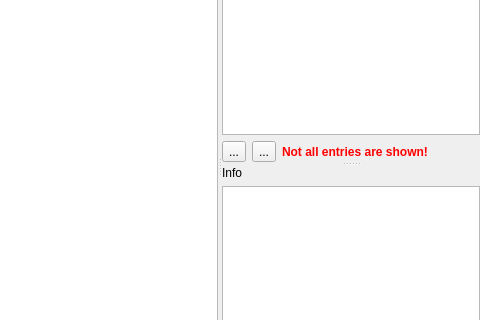
Old version of the form src/layui/layui/MarkerBrowserPage.ui in the repository KLayout/klayout; both pictures show x 170 to 650 and y 133 to 453 of the 650 by 570 pixel window.
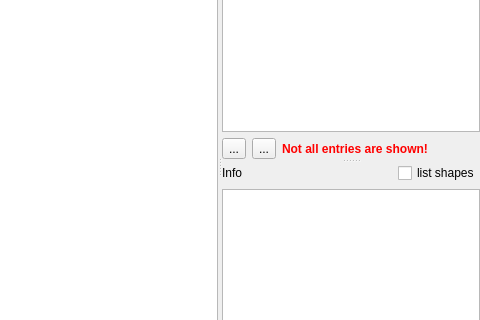
New version of the form. Icons and pictures are not drawn. Custom widgets are drawn as their Qt base class.

Commit message: Fixed issue #1430 (Add option to filter out geometric primitives from Marker Database Browser Info widget)

The edit to the form file:
```diff
--- a/src/layui/layui/MarkerBrowserPage.ui
+++ b/src/layui/layui/MarkerBrowserPage.ui
@@ -62,7 +62,7 @@
          <string>...</string>
         </property>
         <property name="icon">
-         <iconset>
+         <iconset resource="../../icons/icons.qrc">
           <normaloff>:/run_16px.png</normaloff>:/run_16px.png</iconset>
         </property>
         <property name="shortcut">
@@ -480,27 +480,6 @@
         <property name="spacing">
          <number>6</number>
         </property>
-        <item row="0" column="0" colspan="5">
-         <widget class="QLabel" name="label_3">
-          <property name="text">
-           <string>Info</string>
-          </property>
-         </widget>
-        </item>
-        <item row="2" column="6">
-         <widget class="QToolButton" name="photo_pb">
-          <property name="toolTip">
-           <string>Add snapshot</string>
-          </property>
-          <property name="text">
-           <string>Photo</string>
-          </property>
-          <property name="icon">
-           <iconset resource="../../icons/icons.qrc">
-            <normaloff>:/photo_16px.png</normaloff>:/photo_16px.png</iconset>
-          </property>
-         </widget>
-        </item>
         <item row="2" column="3">
          <widget class="QToolButton" name="waive_pb">
           <property name="toolTip">
@@ -515,10 +494,20 @@
           </property>
          </widget>
         </item>
-        <item row="2" column="0">
-         <widget class="QLabel" name="info_label">
+        <item row="2" column="5">
+         <widget class="QToolButton" name="nophoto_pb">
+          <property name="toolTip">
+           <string>&lt;html&gt;&lt;head&gt;&lt;meta name=&quot;qrichtext&quot; content=&quot;1&quot; /&gt;&lt;style type=&quot;text/css&quot;&gt;
+p, li { white-space: pre-wrap; }
+&lt;/style&gt;&lt;/head&gt;&lt;body style=&quot; font-family:'DejaVu Sans'; font-size:10pt; font-weight:400; font-style:normal; text-decoration:none;&quot;&gt;
+&lt;p style=&quot; margin-top:0px; margin-bottom:0px; margin-left:0px; margin-right:0px; -qt-block-indent:0; text-indent:0px;&quot;&gt;Remove snapshot&lt;/p&gt;&lt;/body&gt;&lt;/html&gt;</string>
+          </property>
           <property name="text">
-           <string/>
+           <string>...</string>
+          </property>
+          <property name="icon">
+           <iconset resource="../../icons/icons.qrc">
+            <normaloff>:/nophoto_16px.png</normaloff>:/nophoto_16px.png</iconset>
           </property>
          </widget>
         </item>
@@ -535,6 +524,20 @@
           </property>
          </widget>
         </item>
+        <item row="2" column="6">
+         <widget class="QToolButton" name="photo_pb">
+          <property name="toolTip">
+           <string>Add snapshot</string>
+          </property>
+          <property name="text">
+           <string>Photo</string>
+          </property>
+          <property name="icon">
+           <iconset resource="../../icons/icons.qrc">
+            <normaloff>:/photo_16px.png</normaloff>:/photo_16px.png</iconset>
+          </property>
+         </widget>
+        </item>
         <item row="2" column="4">
          <widget class="QToolButton" name="important_pb">
           <property name="toolTip">
@@ -549,20 +552,10 @@
           </property>
          </widget>
         </item>
-        <item row="2" column="5">
-         <widget class="QToolButton" name="nophoto_pb">
-          <property name="toolTip">
-           <string>&lt;html&gt;&lt;head&gt;&lt;meta name=&quot;qrichtext&quot; content=&quot;1&quot; /&gt;&lt;style type=&quot;text/css&quot;&gt;
-p, li { white-space: pre-wrap; }
-&lt;/style&gt;&lt;/head&gt;&lt;body style=&quot; font-family:'DejaVu Sans'; font-size:10pt; font-weight:400; font-style:normal; text-decoration:none;&quot;&gt;
-&lt;p style=&quot; margin-top:0px; margin-bottom:0px; margin-left:0px; margin-right:0px; -qt-block-indent:0; text-indent:0px;&quot;&gt;Remove snapshot&lt;/p&gt;&lt;/body&gt;&lt;/html&gt;</string>
-          </property>
+        <item row="2" column="0">
+         <widget class="QLabel" name="info_label">
           <property name="text">
-           <string>...</string>
-          </property>
-          <property name="icon">
-           <iconset resource="../../icons/icons.qrc">
-            <normaloff>:/nophoto_16px.png</normaloff>:/nophoto_16px.png</iconset>
+           <string/>
           </property>
          </widget>
         </item>
@@ -612,6 +605,63 @@
           </layout>
          </widget>
         </item>
+        <item row="0" column="0" colspan="7">
+         <widget class="QFrame" name="frame_6">
+          <property name="sizePolicy">
+           <sizepolicy hsizetype="Preferred" vsizetype="Preferred">
+            <horstretch>0</horstretch>
+            <verstretch>0</verstretch>
+           </sizepolicy>
+          </property>
+          <property name="frameShape">
+           <enum>QFrame::NoFrame</enum>
+          </property>
+          <property name="frameShadow">
+           <enum>QFrame::Raised</enum>
+          </property>
+          <layout class="QHBoxLayout" name="horizontalLayout_2">
+           <property name="leftMargin">
+            <number>0</number>
+           </property>
+           <property name="topMargin">
+            <number>0</number>
+           </property>
+           <property name="rightMargin">
+            <number>0</number>
+           </property>
+           <property name="bottomMargin">
+            <number>0</number>
+           </property>
+           <item>
+            <widget class="QLabel" name="label_3">
+             <property name="text">
+              <string>Info</string>
+             </property>
+            </widget>
+           </item>
+           <item>
+            <spacer name="horizontalSpacer_2">
+             <property name="orientation">
+              <enum>Qt::Horizontal</enum>
+             </property>
+             <property name="sizeHint" stdset="0">
+              <size>
+               <width>40</width>
+               <height>20</height>
+              </size>
+             </property>
+            </spacer>
+           </item>
+           <item>
+            <widget class="QCheckBox" name="list_shapes_cb">
+             <property name="text">
+              <string>list shapes</string>
+             </property>
+            </widget>
+           </item>
+          </layout>
+         </widget>
+        </item>
        </layout>
       </widget>
      </widget>
```
The commit also changes 6 other files.
